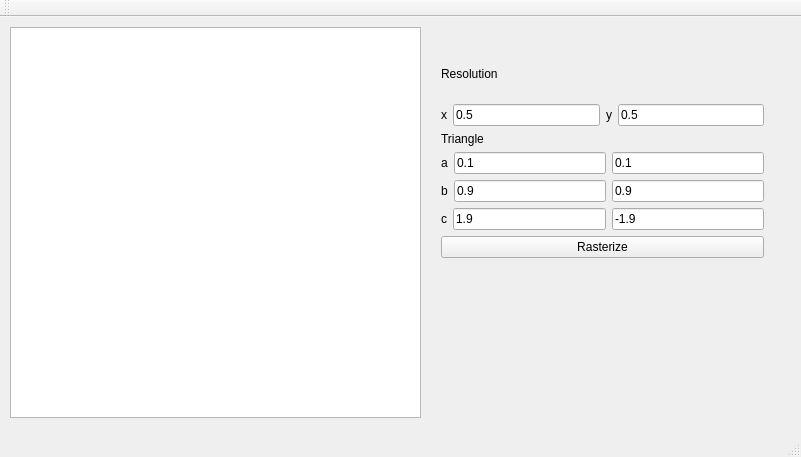
The window that mainwindow.ui (Shekeen/Rasterizer) describes before a commit, drawn with Qt 5.
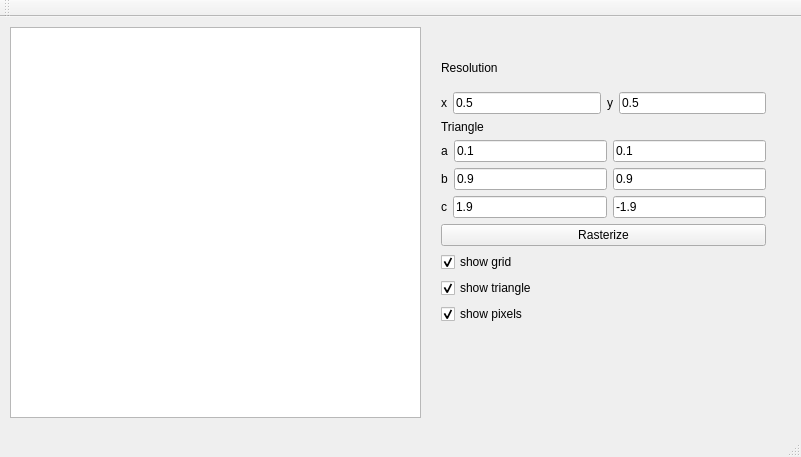
The same window after the commit.

Commit message: Fixed a bug + interface & style improvements

Diff of the .ui file:
```diff
--- a/mainwindow.ui
+++ b/mainwindow.ui
@@ -24,15 +24,17 @@
      </rect>
     </property>
    </widget>
-   <widget class="QWidget" name="layoutWidget">
+   <widget class="QWidget" name="">
     <property name="geometry">
      <rect>
       <x>430</x>
       <y>21</y>
-      <width>345</width>
-      <height>231</height>
+      <width>347</width>
+      <height>297</height>
      </rect>
     </property>
+    <layout class="QVBoxLayout" name="verticalLayout_6">
+     <item>
     <layout class="QVBoxLayout" name="verticalLayout_4">
      <item>
       <layout class="QVBoxLayout" name="verticalLayout_3">
@@ -173,6 +175,42 @@
         <string>Rasterize</string>
        </property>
       </widget>
+       </item>
+      </layout>
+     </item>
+     <item>
+      <layout class="QVBoxLayout" name="verticalLayout_5">
+       <item>
+        <widget class="QCheckBox" name="checkBox_grid">
+         <property name="text">
+          <string>show grid</string>
+         </property>
+         <property name="checked">
+          <bool>true</bool>
+         </property>
+        </widget>
+       </item>
+       <item>
+        <widget class="QCheckBox" name="checkBox_triangle">
+         <property name="text">
+          <string>show triangle</string>
+         </property>
+         <property name="checked">
+          <bool>true</bool>
+         </property>
+        </widget>
+       </item>
+       <item>
+        <widget class="QCheckBox" name="checkBox_pixels">
+         <property name="text">
+          <string>show pixels</string>
+         </property>
+         <property name="checked">
+          <bool>true</bool>
+         </property>
+        </widget>
+       </item>
+      </layout>
      </item>
     </layout>
    </widget>
```
Lines whose indentation alone changed are shown as unchanged. The commit also changes 2 other files.
